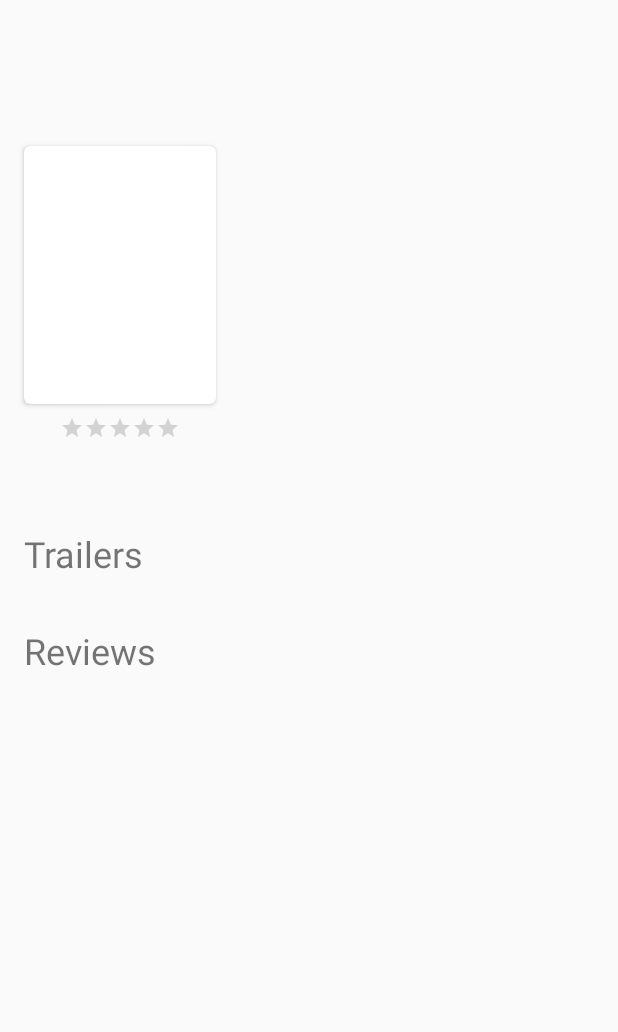
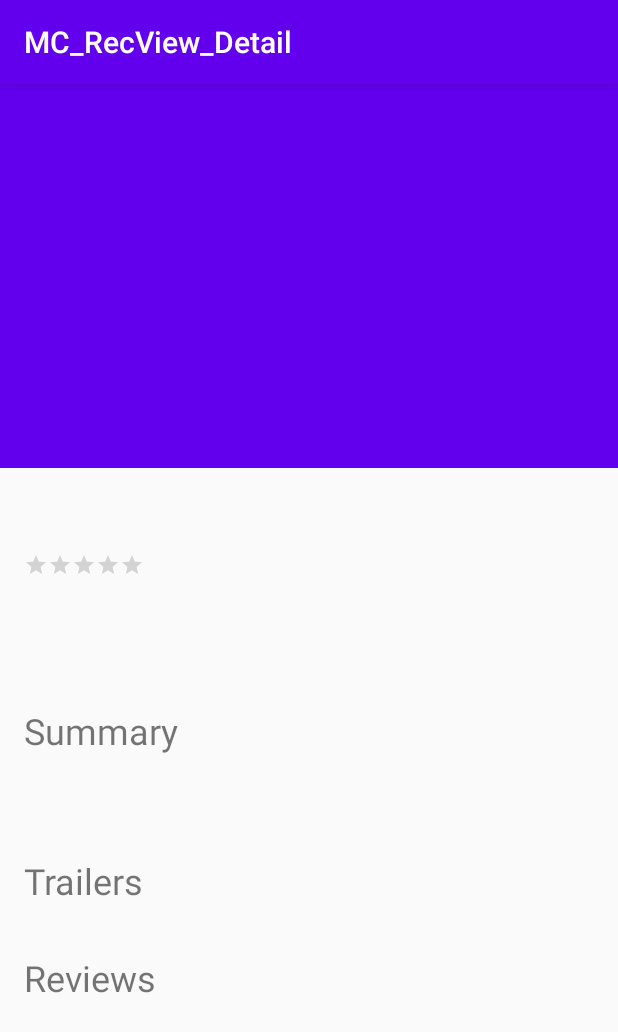
Before and after one commit to allen404/RecView_DetailActivity_MC_17030008, an Android app: the MovieDetailActivity screen opened directly, with no data from a screen before it, on a phone screen of 412 x 824 dp. Shown: the top 1032 px of the screen. Run offline under Robolectric (Android 15) with nearby library versions, the phone set to English and light mode, and no system bars; pictures from the network do not load; 1 statement that could not run was skipped.

Commit message:
finalize, benerin toolbar

```diff
--- a/app/src/main/java/id/mobilecomputing/mc_recview_detail/moviedbAPI/activity/MovieDetailActivity.java
+++ b/app/src/main/java/id/mobilecomputing/mc_recview_detail/moviedbAPI/activity/MovieDetailActivity.java
@@ -62,7 +62,6 @@ public class MovieDetailActivity extends AppCompatActivity {
 
         apiClient = APIClient.getInstance();
 
-        setupToolbar();
         initUI();
         getMovieDetails();
 
@@ -70,15 +69,14 @@ public class MovieDetailActivity extends AppCompatActivity {
 
     private void initUI(){
         backdrop = findViewById(R.id.iv_movie_backdrop);
-        poster = findViewById(R.id.iv_movie_poster);
         title = findViewById(R.id.tv_movie_title);
         releaseDate = findViewById(R.id.tv_movie_release_date);
         overview = findViewById(R.id.tv_movie_overview);
         rating = findViewById(R.id.rtBar_movie_rating);
-        tv_trailers = findViewById(R.id.tv_trailers_label);
+        tv_trailers = findViewById(R.id.tv_trailer_label);
         movieGenre = findViewById(R.id.tv_movie_genre);
         movieTrailers = findViewById(R.id.ll_movie_trailers);
-        reviewsLabel = findViewById(R.id.tv_review_label);
+        reviewsLabel = findViewById(R.id.tv_movie_review_label);
         movieReviews = findViewById(R.id.ll_movie_reviews);
 
 
@@ -99,10 +97,6 @@ public class MovieDetailActivity extends AppCompatActivity {
                     Glide.with(MovieDetailActivity.this)
                             .load("https://image.tmdb.org/t/p/w1280" + result.getBackdropPath())
                             .into(backdrop);
-
-                    Glide.with(MovieDetailActivity.this)
-                            .load("https://image.tmdb.org/t/p/w185" + result.getPosterPath())
-                            .into(poster);
                 }
             }
 
--- a/app/src/main/java/id/mobilecomputing/mc_recview_detail/moviedbAPI/activity/MovieListActivity.java
+++ b/app/src/main/java/id/mobilecomputing/mc_recview_detail/moviedbAPI/activity/MovieListActivity.java
@@ -47,8 +47,6 @@ public class MovieListActivity extends AppCompatActivity {
         setContentView(R.layout.activity_movie_list);
 
         Toolbar toolbar = findViewById(R.id.toolbar);
-        setSupportActionBar(toolbar);
-
         recyclerView = findViewById(R.id.rc_movie_list);
         recyclerView.setLayoutManager(new LinearLayoutManager(this));
 
--- a/app/src/main/res/layout/activity_movie_detail.xml
+++ b/app/src/main/res/layout/activity_movie_detail.xml
@@ -5,106 +5,145 @@
     android:layout_width="match_parent"
     android:layout_height="match_parent">
 
-    <androidx.constraintlayout.widget.ConstraintLayout
+    <com.google.android.material.appbar.AppBarLayout
+        android:id="@+id/app_bar"
         android:layout_width="match_parent"
-        android:layout_height="wrap_content">
+        android:layout_height="256dp"
+        android:elevation="4dp"
+        android:fitsSystemWindows="true"
+        android:theme="@style/ThemeOverlay.AppCompat.Dark.ActionBar">
+
+        <com.google.android.material.appbar.CollapsingToolbarLayout
+            android:id="@+id/collapsingToolbar"
+            android:layout_width="match_parent"
+            android:layout_height="match_parent"
+            android:fitsSystemWindows="true"
+            app:contentScrim="@color/colorPrimary"
+            app:expandedTitleMarginEnd="64dp"
+            app:expandedTitleMarginStart="48dp"
+            app:layout_scrollFlags="scroll|enterAlwaysCollapsed">
 
             <ImageView
                 android:id="@+id/iv_movie_backdrop"
-            android:layout_width="0dp"
-            android:layout_height="0dp"
-            app:layout_constraintBottom_toBottomOf="@id/cl_backdrop_guideline"
-            app:layout_constraintEnd_toEndOf="parent"
-            app:layout_constraintStart_toStartOf="parent"
-            app:layout_constraintTop_toTopOf="parent" />
+                android:layout_width="match_parent"
+                android:layout_height="match_parent"
+                android:fitsSystemWindows="true"
+                android:scaleType="centerCrop"
+                app:layout_collapseMode="parallax" />
 
-        <androidx.cardview.widget.CardView
-            android:id="@+id/cv_movie_poster_card"
-            android:layout_width="128dp"
-            android:layout_height="172dp"
-            android:layout_marginStart="16dp"
-            android:layout_marginEnd="8dp"
-            app:cardCornerRadius="4dp"
-            app:layout_constraintBottom_toBottomOf="@id/cl_backdrop_guideline"
-            app:layout_constraintStart_toStartOf="parent"
-            app:layout_constraintTop_toBottomOf="@id/cl_backdrop_guideline">
 
-            <ImageView
-                android:id="@+id/iv_movie_poster"
+            <androidx.appcompat.widget.Toolbar
+                android:id="@+id/toolbar"
                 android:layout_width="match_parent"
-                android:layout_height="match_parent" />
+                android:layout_height="?attr/actionBarSize"
+                app:layout_collapseMode="parallax" />
 
-        </androidx.cardview.widget.CardView>
+        </com.google.android.material.appbar.CollapsingToolbarLayout>
 
-        <androidx.constraintlayout.widget.Guideline
-            android:id="@+id/cl_backdrop_guideline"
-            android:layout_width="wrap_content"
-            android:layout_height="wrap_content"
-            android:orientation="horizontal"
-            app:layout_constraintGuide_percent="0.4" />
+    </com.google.android.material.appbar.AppBarLayout>
+
+    <androidx.core.widget.NestedScrollView
+        android:layout_width="match_parent"
+        android:layout_height="match_parent"
+        app:layout_behavior="@string/appbar_scrolling_view_behavior">
+
+        <androidx.constraintlayout.widget.ConstraintLayout
+            android:layout_width="match_parent"
+            android:layout_height="match_parent">
 
             <TextView
                 android:id="@+id/tv_movie_title"
                 android:layout_width="0dp"
                 android:layout_height="wrap_content"
+                android:layout_marginEnd="16dp"
+                android:layout_marginLeft="16dp"
+                android:layout_marginRight="16dp"
                 android:layout_marginStart="16dp"
                 android:layout_marginTop="16dp"
-            android:layout_marginEnd="16dp"
-            android:textColor="@android:color/black"
-            android:textSize="18sp"
+                android:textSize="24sp"
                 android:textStyle="bold"
-            app:layout_constraintEnd_toEndOf="parent"
-            app:layout_constraintStart_toEndOf="@id/cv_movie_poster_card"
-            app:layout_constraintTop_toBottomOf="@id/cl_backdrop_guideline" />
-
-        <TextView
-            android:id="@+id/tv_movie_release_date"
-            android:layout_width="wrap_content"
-            android:layout_height="wrap_content"
-            android:textColor="#757575"
-            android:textSize="12sp"
-            app:layout_constraintStart_toStartOf="@id/tv_movie_title"
-            app:layout_constraintTop_toBottomOf="@id/tv_movie_title" />
+                app:layout_constraintHorizontal_bias="0.0"
+                app:layout_constraintLeft_toLeftOf="parent"
+                app:layout_constraintRight_toRightOf="parent"
+                app:layout_constraintTop_toTopOf="parent" />
 
             <TextView
                 android:id="@+id/tv_movie_genre"
-            android:layout_width="wrap_content"
+                android:layout_width="0dp"
                 android:layout_height="wrap_content"
-            android:textColor="#757575"
-            android:textSize="12sp"
-            app:layout_constraintStart_toStartOf="@id/tv_movie_release_date"
-            app:layout_constraintTop_toBottomOf="@id/tv_movie_release_date"/>
+                android:layout_marginEnd="16dp"
+                android:layout_marginLeft="16dp"
+                android:layout_marginRight="16dp"
+                android:layout_marginStart="16dp"
+                android:layout_marginTop="8dp"
+                android:alpha="0.7"
+                app:layout_constraintLeft_toLeftOf="parent"
+                app:layout_constraintRight_toRightOf="parent"
+                app:layout_constraintTop_toBottomOf="@id/rtBar_movie_rating" />
 
-        <androidx.constraintlayout.widget.Barrier
-            android:id="@+id/cl_movie_poster_barrier"
-            android:layout_width="wrap_content"
+            <TextView
+                android:id="@+id/tv_movie_overview"
+                android:layout_width="0dp"
                 android:layout_height="wrap_content"
-            app:barrierDirection="bottom"
-            app:constraint_referenced_ids="rtBar_movie_rating,tv_movie_release_date" />
+                android:layout_marginEnd="16dp"
+                android:layout_marginLeft="16dp"
+                android:layout_marginRight="16dp"
+                android:layout_marginStart="16dp"
+                android:layout_marginTop="16dp"
+                android:alpha="0.7"
+                app:layout_constraintHorizontal_bias="0.0"
+                app:layout_constraintLeft_toLeftOf="parent"
+                app:layout_constraintRight_toRightOf="parent"
+                app:layout_constraintTop_toBottomOf="@+id/summaryLabel" />
 
             <RatingBar
                 android:id="@+id/rtBar_movie_rating"
                 style="@style/Widget.AppCompat.RatingBar.Small"
                 android:layout_width="wrap_content"
                 android:layout_height="wrap_content"
+                android:layout_marginEnd="16dp"
+                android:layout_marginLeft="16dp"
+                android:layout_marginRight="16dp"
+                android:layout_marginStart="16dp"
                 android:layout_marginTop="8dp"
-            app:layout_constraintEnd_toEndOf="@id/cv_movie_poster_card"
-            app:layout_constraintStart_toStartOf="@id/cv_movie_poster_card"
-            app:layout_constraintTop_toBottomOf="@id/cv_movie_poster_card" />
+                android:numStars="5"
+                app:layout_constraintHorizontal_bias="0.0"
+                app:layout_constraintLeft_toLeftOf="parent"
+                app:layout_constraintRight_toRightOf="parent"
+                app:layout_constraintTop_toBottomOf="@id/tv_movie_title" />
 
             <TextView
-            android:id="@+id/tv_movie_overview"
-            android:layout_width="match_parent"
+                android:id="@+id/summaryLabel"
+                android:layout_width="0dp"
                 android:layout_height="wrap_content"
+                android:layout_marginEnd="16dp"
+                android:layout_marginLeft="16dp"
+                android:layout_marginRight="16dp"
                 android:layout_marginStart="16dp"
-            android:layout_marginTop="16dp"
+                android:layout_marginTop="31dp"
+                android:text="Summary"
+                android:textSize="24sp"
+                app:layout_constraintHorizontal_bias="0.0"
+                app:layout_constraintLeft_toLeftOf="parent"
+                app:layout_constraintRight_toRightOf="parent"
+                app:layout_constraintTop_toBottomOf="@+id/tv_movie_release_date" />
+
+            <TextView
+                android:id="@+id/tv_movie_release_date"
+                android:layout_width="0dp"
+                android:layout_height="wrap_content"
                 android:layout_marginEnd="16dp"
-            app:layout_constraintEnd_toEndOf="parent"
-            app:layout_constraintStart_toStartOf="parent"
-            app:layout_constraintTop_toBottomOf="@id/cl_movie_poster_barrier" />
+                android:layout_marginLeft="16dp"
+                android:layout_marginRight="16dp"
+                android:layout_marginStart="16dp"
+                android:layout_marginTop="8dp"
+                android:alpha="0.7"
+                app:layout_constraintLeft_toLeftOf="parent"
+                app:layout_constraintRight_toRightOf="parent"
+                app:layout_constraintTop_toBottomOf="@id/tv_movie_genre" />
 
             <HorizontalScrollView
-            android:id="@+id/hScrollView_trailerscontainer"
+                android:id="@+id/movieTrailersContainer"
                 android:layout_width="0dp"
                 android:layout_height="wrap_content"
                 android:layout_marginLeft="16dp"
@@ -113,21 +152,22 @@
                 app:layout_constraintHorizontal_bias="0.0"
                 app:layout_constraintLeft_toLeftOf="parent"
                 app:layout_constraintRight_toRightOf="parent"
-            app:layout_constraintTop_toBottomOf="@id/tv_trailers_label">
+                app:layout_constraintTop_toBottomOf="@+id/tv_trailer_label">
+
                 <LinearLayout
                     android:id="@+id/ll_movie_trailers"
                     android:layout_width="wrap_content"
                     android:layout_height="wrap_content"
-                android:orientation="horizontal"/>
+                    android:orientation="horizontal" />
             </HorizontalScrollView>
 
             <TextView
-            android:id="@+id/tv_trailers_label"
-            android:layout_width="match_parent"
+                android:id="@+id/tv_trailer_label"
+                android:layout_width="0dp"
                 android:layout_height="wrap_content"
                 android:layout_marginLeft="16dp"
                 android:layout_marginRight="16dp"
-            android:layout_marginTop="24dp"
+                android:layout_marginTop="32dp"
                 android:text="Trailers"
                 android:textSize="24sp"
                 app:layout_constraintLeft_toLeftOf="parent"
@@ -135,7 +175,7 @@
                 app:layout_constraintTop_toBottomOf="@id/tv_movie_overview" />
 
             <TextView
-            android:id="@+id/tv_review_label"
+                android:id="@+id/tv_movie_review_label"
                 android:layout_width="0dp"
                 android:layout_height="wrap_content"
                 android:layout_marginLeft="16dp"
@@ -145,7 +185,7 @@
                 android:textSize="24sp"
                 app:layout_constraintLeft_toLeftOf="parent"
                 app:layout_constraintRight_toRightOf="parent"
-            app:layout_constraintTop_toBottomOf="@id/hScrollView_trailerscontainer"/>
+                app:layout_constraintTop_toBottomOf="@id/movieTrailersContainer" />
 
             <LinearLayout
                 android:id="@+id/ll_movie_reviews"
@@ -157,7 +197,9 @@
                 android:orientation="vertical"
                 app:layout_constraintLeft_toLeftOf="parent"
                 app:layout_constraintRight_toRightOf="parent"
-            app:layout_constraintTop_toBottomOf="@id/tv_review_label"/>
+                app:layout_constraintTop_toBottomOf="@id/tv_movie_review_label" />
 
         </androidx.constraintlayout.widget.ConstraintLayout>
+    </androidx.core.widget.NestedScrollView>
+
 </androidx.coordinatorlayout.widget.CoordinatorLayout>
--- a/app/src/main/res/values/styles.xml
+++ b/app/src/main/res/values/styles.xml
@@ -1,6 +1,6 @@
 <resources>
     <!-- Base application theme. -->
-    <style name="AppTheme" parent="Theme.AppCompat.Light.NoActionBar">
+    <style name="AppTheme" parent="Theme.AppCompat.Light.DarkActionBar">
         <!-- Customize your theme here. -->
         <item name="colorPrimary">@color/colorPrimary</item>
         <item name="colorPrimaryDark">@color/colorPrimaryDark</item>
```
Also changed, not shown: app/src/main/res/drawable/baseline_sort_white_18dp.png (added), app/src/main/res/drawable/sort-white-18dp/1x/baseline_sort_white_18dp.png (added). Lines whose indentation alone changed are shown as unchanged.
